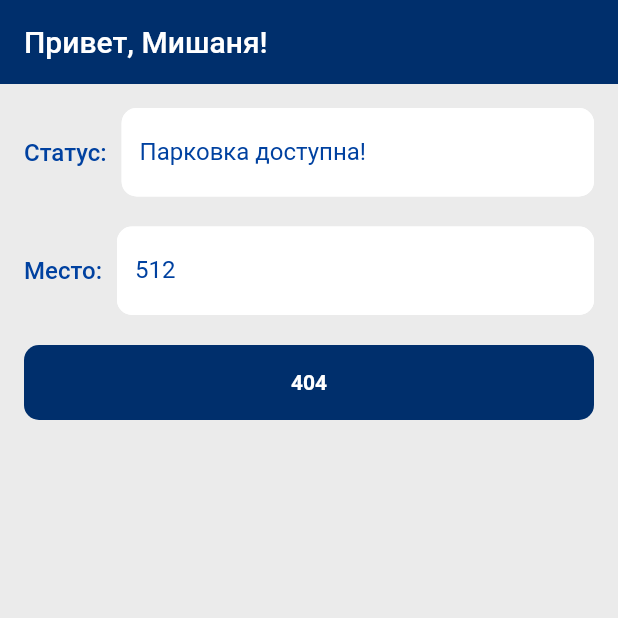
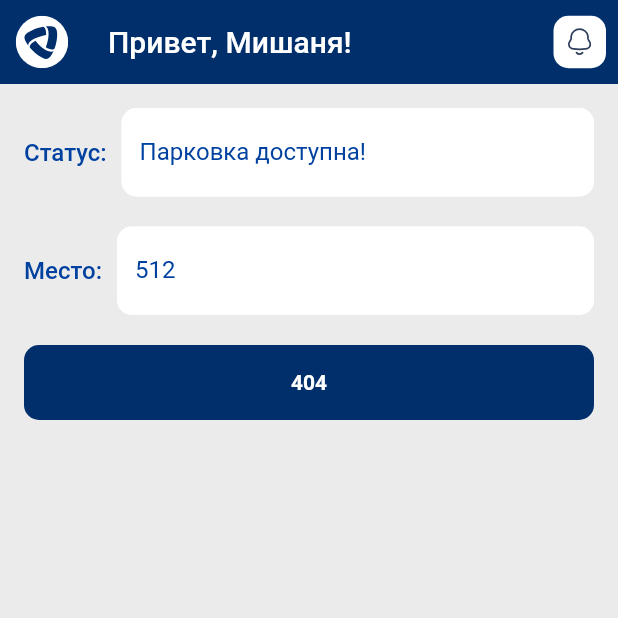
Before and after one commit to StasShevchenko/FlutterSummerPractice, a Flutter app: the screen it shows after launch, on a phone screen of 412 x 824 dp, the top half of it. Run offline on Flutter 3.47's test engine with Material 2 defaults, Android fonts, the phone set to English and light mode, and no system bars; our stand-ins replace flutter_svg.

Commit message:
Icons are added, basic start page layout is created

```diff
--- a/lib/main.dart
+++ b/lib/main.dart
@@ -1,6 +1,7 @@
 import 'package:flutter/material.dart';
 import 'package:flutter_summer_practice/presentation/theme/app_colors.dart';
 import 'package:flutter_summer_practice/presentation/theme/app_theme.dart';
+import 'package:flutter_svg/flutter_svg.dart';
 
 void main() {
   runApp(const MyApp());
@@ -35,10 +36,33 @@ class MyHomePage extends StatefulWidget {
 class _MyHomePageState extends State<MyHomePage> {
   @override
   Widget build(BuildContext context) {
+    final Widget companyIcon = SvgPicture.asset(
+      'assets/icons/company_icon.svg',
+      width: 35,
+      height: 35,
+    );
+
     return Scaffold(
       backgroundColor: AppColors.background,
       appBar: AppBar(
+        leading: Center(child: companyIcon),
         title: Text(widget.title),
+        actions: [
+          Padding(
+            padding: const EdgeInsets.all(8.0),
+            child: Center(
+              child: Container(
+                decoration: BoxDecoration(
+                  color: AppColors.primaryWhite,
+                  borderRadius: BorderRadius.circular(10)
+                ),
+                height: 35,
+                width: 35,
+                child: IconButton(onPressed: (){}, icon: SvgPicture.asset('assets/icons/bell_icon.svg',),),
+              ),
+            ),
+          ),
+        ],
       ),
       body: Padding(
         padding: const EdgeInsets.all(16.0),
@@ -47,35 +71,50 @@ class _MyHomePageState extends State<MyHomePage> {
           children: <Widget>[
             Row(
               children: [
-               Text('Статус:', style: Theme.of(context).textTheme.bodyLarge,),
-               const SizedBox(width: 10,),
+                Text(
+                  'Статус:',
+                  style: Theme.of(context).textTheme.bodyLarge,
+                ),
+                const SizedBox(
+                  width: 10,
+                ),
                 const Expanded(
                   child: TextField(
                     enabled: false,
-                   decoration: InputDecoration(
-                     labelText: 'Парковка доступна!'
-                   ),
+                    decoration:
+                        InputDecoration(labelText: 'Парковка доступна!'),
                   ),
                 )
               ],
             ),
-            SizedBox(height: 20,),
+            const SizedBox(
+              height: 20,
+            ),
             Row(
               children: [
-                Text('Место:', style: Theme.of(context).textTheme.bodyLarge,),
-                const SizedBox(width: 10,),
+                Text(
+                  'Место:',
+                  style: Theme.of(context).textTheme.bodyLarge,
+                ),
+                const SizedBox(
+                  width: 10,
+                ),
                 const Expanded(
                   child: TextField(
                     enabled: false,
-                    decoration: InputDecoration(
-                        labelText: '512'
-                    ),
+                    decoration: InputDecoration(labelText: '512'),
                   ),
                 )
               ],
             ),
-            SizedBox(height: 20,),
-            ElevatedButton(onPressed: (){}, child: Text('404'), style: ElevatedButton.styleFrom(minimumSize: Size.fromHeight(50)),)
+            const SizedBox(
+              height: 20,
+            ),
+            ElevatedButton(
+              onPressed: () {},
+              style: ElevatedButton.styleFrom(minimumSize: const Size.fromHeight(50)),
+              child: const Text('404'),
+            )
           ],
         ),
       ),
```
Also changed, not shown: pubspec.yaml (+4 -71 lines), assets/icons/bell_icon.svg (added), assets/icons/company_icon.svg (added), pubspec.lock. Lines whose indentation alone changed are shown as unchanged.
